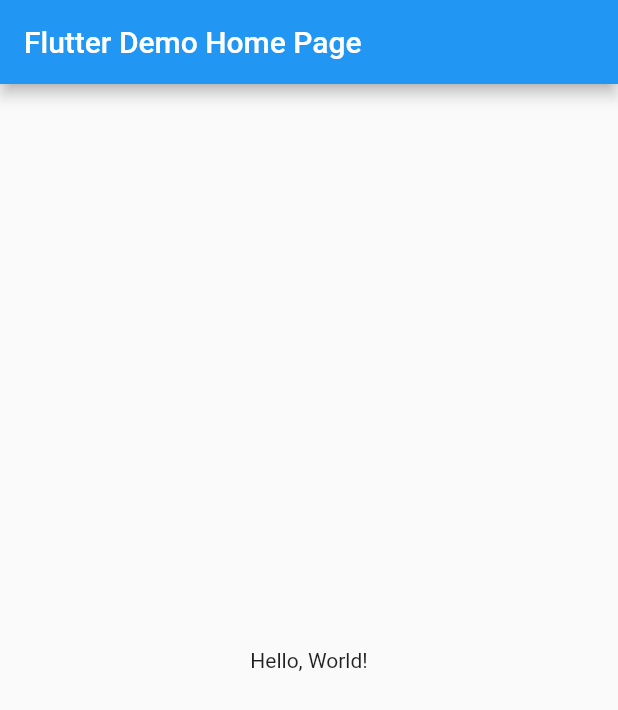
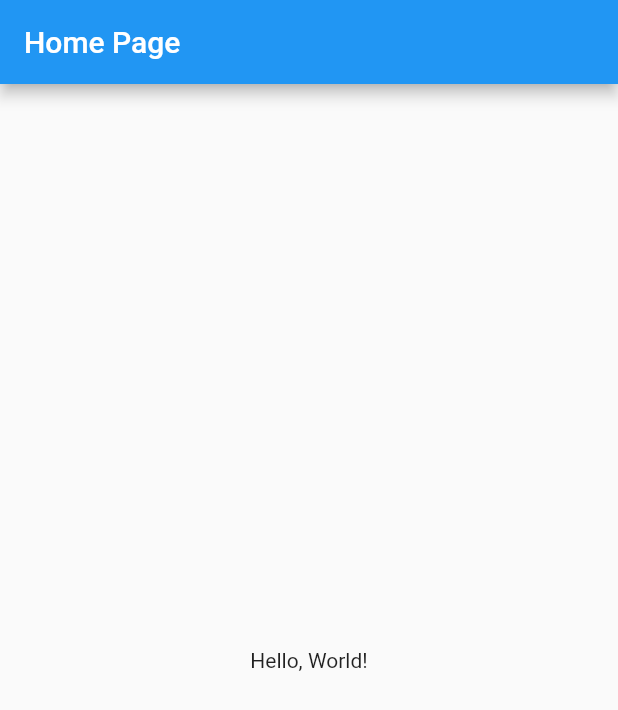
Before and after one commit to DoomMangoes/InheritedWidget, a Flutter app: the screen it shows after launch, on a phone screen of 412 x 824 dp. Shown: the top 710 px of the screen. Run offline on Flutter 3.47's test engine with Material 2 defaults, Android fonts, the phone set to English and light mode, and no system bars.

Commit message:
Initial setup

```diff
--- a/lib/main.dart
+++ b/lib/main.dart
@@ -8,6 +8,7 @@ class MyApp extends StatelessWidget {
   @override
   Widget build(BuildContext context) {
     return MaterialApp(
+      debugShowCheckedModeBanner: false,
       // Application name
       title: 'Flutter Hello World',
       // Application theme data, you can set the colors for the application as
@@ -16,21 +17,20 @@ class MyApp extends StatelessWidget {
         primarySwatch: Colors.blue,
       ),
       // A widget which will be started on application startup
-      home: MyHomePage(title: 'Flutter Demo Home Page'),
+      home: HomePage(),
     );
   }
 }
 
-class MyHomePage extends StatelessWidget {
-  final String title;
-  const MyHomePage({super.key, required this.title});
+class HomePage extends StatelessWidget {
+  const HomePage({super.key});
 
   @override
   Widget build(BuildContext context) {
     return Scaffold(
       appBar: AppBar(
         // The title text which will be shown on the action bar
-        title: Text(title),
+        title: Text("Home Page"),
       ),
       body: Center(
         child: Text(
```
